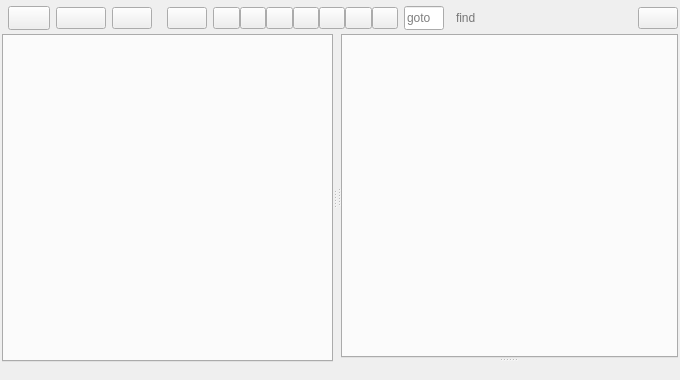
Above: armadillo/armadillo.ui from rkyleg/scope before the change. Below: the same form after it.
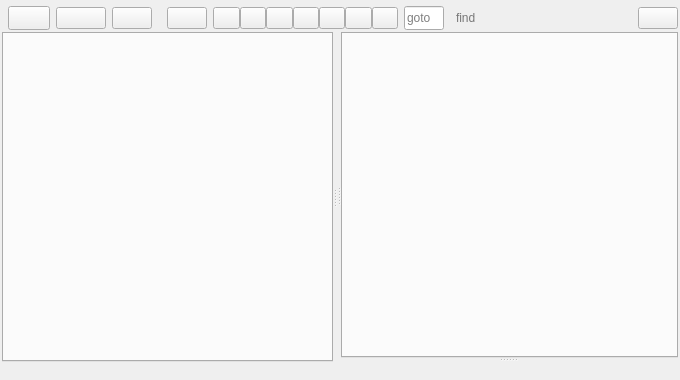
That is the form after the change. Icons and pictures are not drawn.

Commit message: moved menus to own module tabspace - added key shortcut to toggle workspaces with control arrows, changed file from button to label

```diff
--- a/armadillo/armadillo.ui
+++ b/armadillo/armadillo.ui
@@ -151,7 +151,7 @@
        <number>0</number>
       </property>
       <property name="bottomMargin">
-       <number>4</number>
+       <number>2</number>
       </property>
       <property name="spacing">
        <number>0</number>
```
The commit also changes 6 other files.
